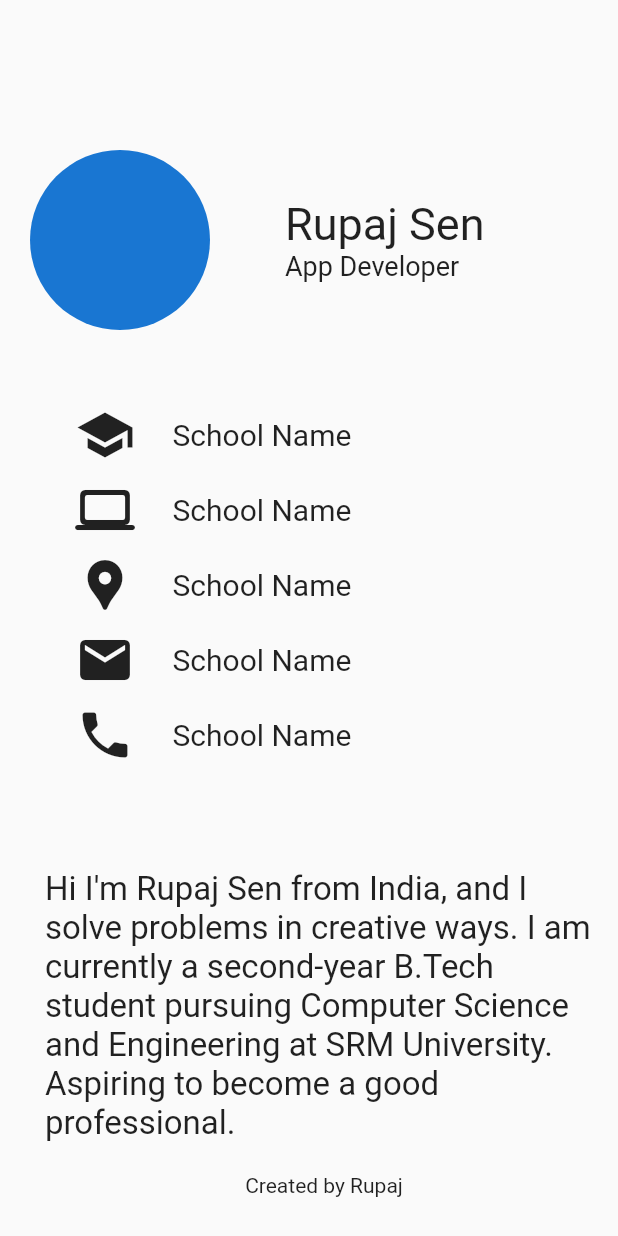
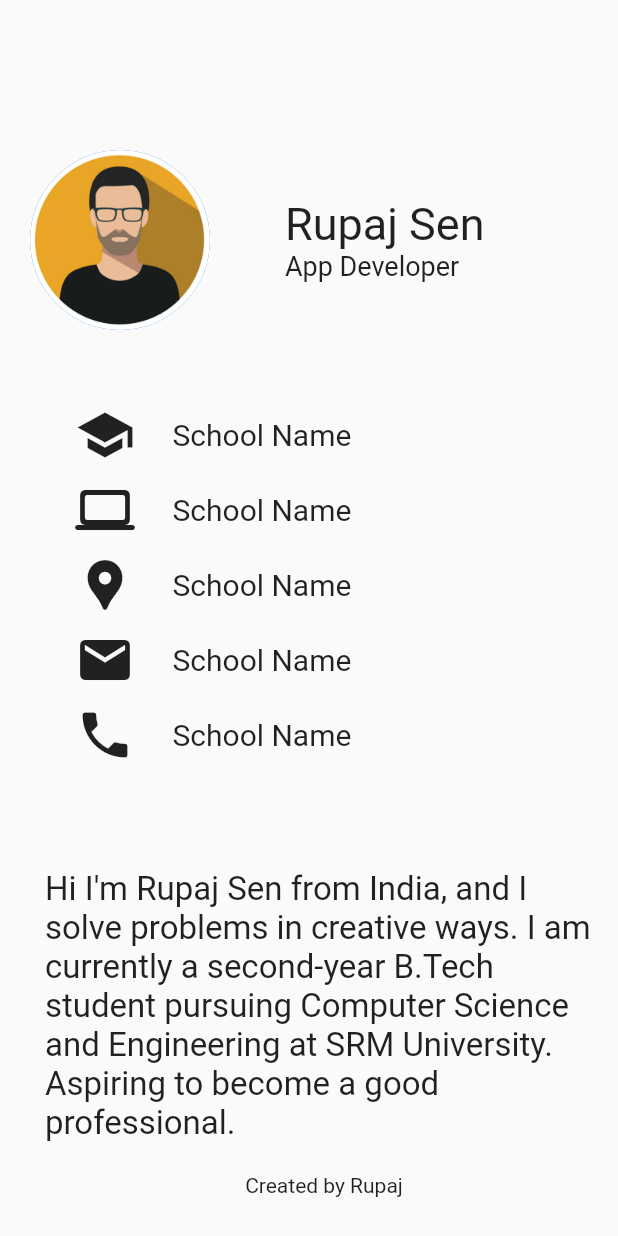
Before and after one commit to rupajsen/portfolio_app, a Flutter app: the screen it shows after launch, on a phone screen of 412 x 824 dp. Run offline on Flutter 3.47's test engine with Material 2 defaults, Android fonts, the light colour scheme and no system bars.

Commit message:
img added

```diff
--- a/lib/main.dart
+++ b/lib/main.dart
@@ -16,7 +16,7 @@ class Home extends StatelessWidget {
           children: <Widget>[
            Row(
             children: <Widget>[
-              CircleAvatar(radius: 60,),
+              CircleAvatar(radius: 60,backgroundImage: AssetImage("images/1.jpg"),),
               SizedBox(width: 50,),
               Column(
                 crossAxisAlignment: CrossAxisAlignment.start,
--- a/pubspec.yaml
+++ b/pubspec.yaml
@@ -58,8 +58,8 @@ flutter:
   uses-material-design: true
 
   # To add assets to your application, add an assets section, like this:
-  # assets:
-  #   - images/a_dot_burr.jpeg
+  assets:
+   - images/1.jpg
   #   - images/a_dot_ham.jpeg
 
   # An image asset can refer to one or more resolution-specific "variants", see
```
Also changed, not shown: images/1.jpg (added).
